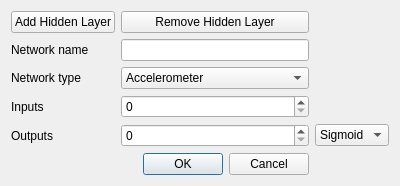
Qt form res/layout/networkcreationdialog.ui (oxycoon/Thesis-NeuralNetwork) before a commit.
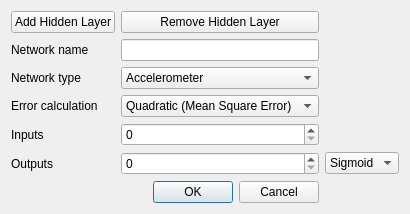
The same form after that commit.

Patch:
```diff
--- a/res/layout/networkcreationdialog.ui
+++ b/res/layout/networkcreationdialog.ui
@@ -7,7 +7,7 @@
     <x>0</x>
     <y>0</y>
     <width>400</width>
-    <height>174</height>
+    <height>208</height>
    </rect>
   </property>
   <property name="windowTitle">
@@ -17,7 +17,38 @@
    <item row="5" column="0" colspan="3">
     <layout class="QGridLayout" name="gridLayout_2"/>
    </item>
-   <item row="6" column="2">
+   <item row="3" column="1">
+    <widget class="QComboBox" name="comboBox_netType">
+     <item>
+      <property name="text">
+       <string>Accelerometer</string>
+      </property>
+     </item>
+     <item>
+      <property name="text">
+       <string>Gyroscope</string>
+      </property>
+     </item>
+     <item>
+      <property name="text">
+       <string>Compass</string>
+      </property>
+     </item>
+     <item>
+      <property name="text">
+       <string>Total</string>
+      </property>
+     </item>
+    </widget>
+   </item>
+   <item row="3" column="0">
+    <widget class="QLabel" name="label_2">
+     <property name="text">
+      <string>Network type</string>
+     </property>
+    </widget>
+   </item>
+   <item row="7" column="2">
     <widget class="QComboBox" name="comboBox_output">
      <item>
       <property name="text">
@@ -26,14 +57,14 @@
      </item>
     </widget>
    </item>
-   <item row="6" column="0">
+   <item row="7" column="0">
     <widget class="QLabel" name="label">
      <property name="text">
       <string>Outputs</string>
      </property>
     </widget>
    </item>
-   <item row="7" column="1">
+   <item row="8" column="1">
     <widget class="QDialogButtonBox" name="buttonBox">
      <property name="orientation">
       <enum>Qt::Horizontal</enum>
@@ -43,7 +74,7 @@
      </property>
     </widget>
    </item>
-   <item row="4" column="0">
+   <item row="5" column="0">
     <widget class="QLabel" name="label_3">
      <property name="text">
       <string>Inputs</string>
@@ -67,10 +98,10 @@
      </property>
     </widget>
    </item>
-   <item row="4" column="1">
+   <item row="5" column="1">
     <widget class="QSpinBox" name="spinBox_input"/>
    </item>
-   <item row="6" column="1">
+   <item row="7" column="1">
     <widget class="QSpinBox" name="spinBox_output"/>
    </item>
    <item row="2" column="0">
@@ -80,11 +111,11 @@
      </property>
     </widget>
    </item>
-   <item row="3" column="1">
-    <widget class="QComboBox" name="comboBox">
+   <item row="4" column="1">
+    <widget class="QComboBox" name="comboBox_cost">
      <item>
       <property name="text">
-       <string>Accelerometer</string>
+       <string>Quadratic (Mean Square Error)</string>
       </property>
      </item>
      <item>
@@ -104,10 +135,10 @@
      </item>
     </widget>
    </item>
-   <item row="3" column="0">
-    <widget class="QLabel" name="label_2">
+   <item row="4" column="0">
+    <widget class="QLabel" name="label_5">
      <property name="text">
-      <string>Network type</string>
+      <string>Error calculation</string>
      </property>
     </widget>
    </item>
```
Left out of the diff: 14 changed lines with no effect on the pictures.
